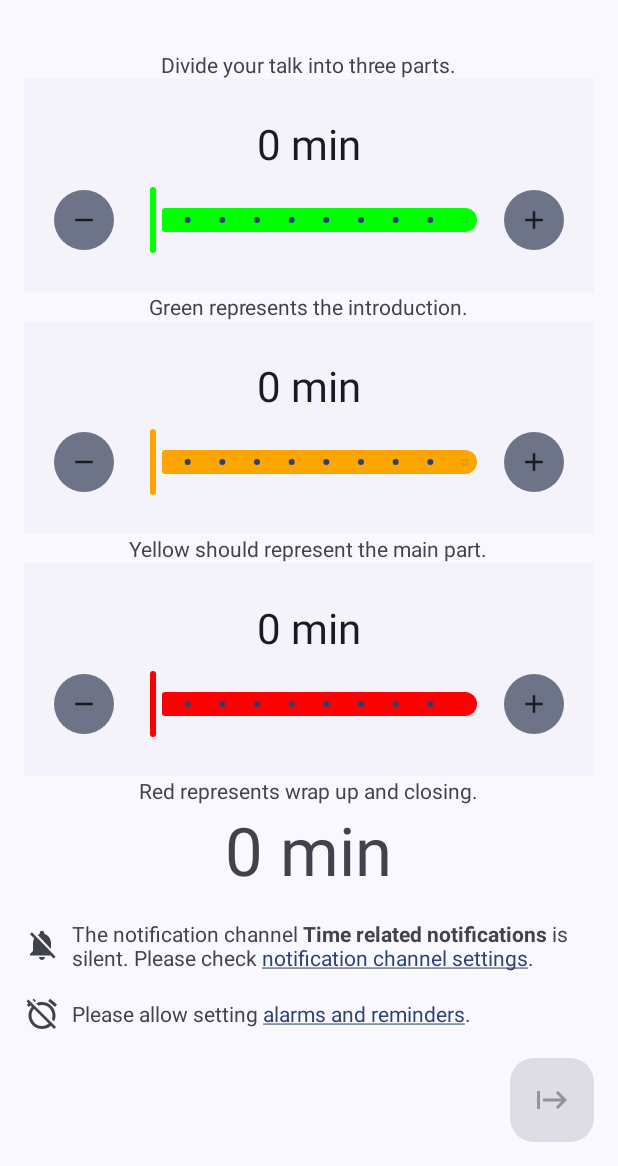
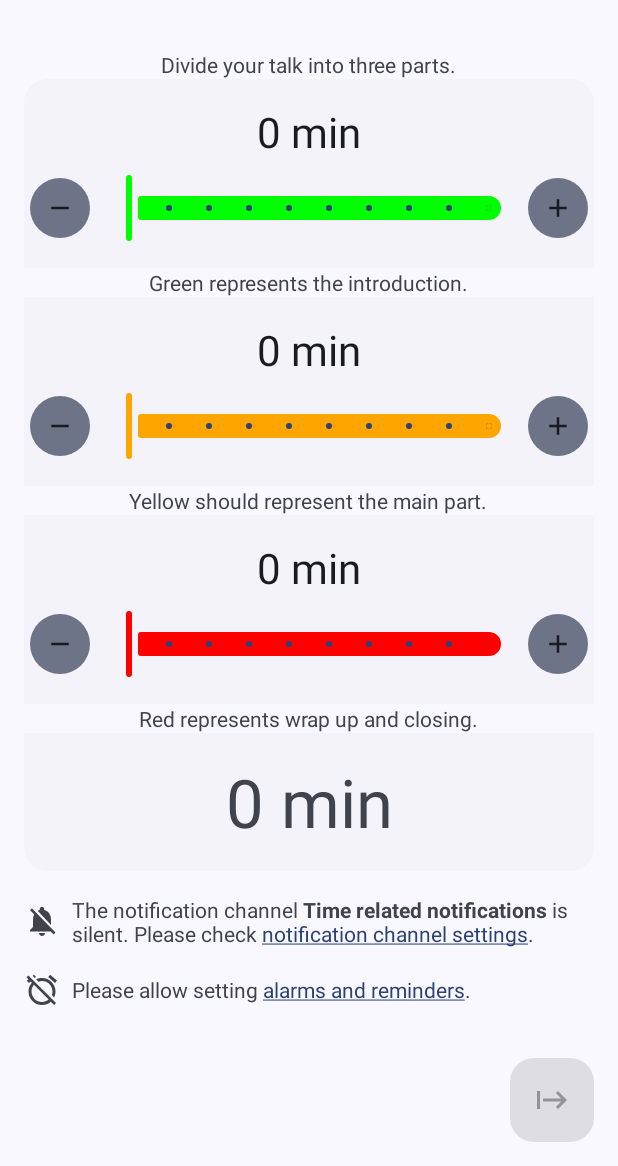
Before and after one commit to tkuenneth/mintime, an Android app: the screen it shows after launch (MinTime), on a phone screen of 412 x 824 dp, the part 70-1236 px from its top. Run offline under Robolectric (Android 15) with nearby library versions, the phone set to English and light mode, and no system bars; libraries missing offline, so code that uses them is left out: androidx.window.java; 2 statements that could not run were skipped.

Commit message:
Adding more Material 3 Expressive flair

```diff
--- a/app/src/main/java/com/thomaskuenneth/mintime/Counter.java
+++ b/app/src/main/java/com/thomaskuenneth/mintime/Counter.java
@@ -98,11 +98,6 @@ public class Counter extends FrameLayout {
             }
             updateUIAndNotifyListener(false);
         });
-
-        int expressiveBackgroundColor = MaterialColors.getColor(context, com.google.android.material.R.attr.colorSurfaceContainerLow, Color.DKGRAY);
-        counter.setBackgroundColor(expressiveBackgroundColor);
-        int padding = (int) (16 * getResources().getDisplayMetrics().density);
-        counter.setPadding(padding, padding, padding, padding);
     }
 
     public long getValueInMillis() {
--- /dev/null
+++ b/app/src/main/res/drawable/bottom_corners.xml
@@ -0,0 +1,6 @@
+<?xml version="1.0" encoding="utf-8"?>
+<shape xmlns:android="http://schemas.android.com/apk/res/android">
+    <corners
+        android:bottomLeftRadius="@dimen/corner_radius"
+        android:bottomRightRadius="@dimen/corner_radius" />
+</shape>
--- /dev/null
+++ b/app/src/main/res/drawable/top_corners.xml
@@ -0,0 +1,6 @@
+<?xml version="1.0" encoding="utf-8"?>
+<shape xmlns:android="http://schemas.android.com/apk/res/android">
+    <corners
+        android:topLeftRadius="@dimen/corner_radius"
+        android:topRightRadius="@dimen/corner_radius" />
+</shape>
--- a/app/src/main/res/layout/counter.xml
+++ b/app/src/main/res/layout/counter.xml
@@ -4,8 +4,8 @@
     android:id="@+id/counter"
     android:layout_width="match_parent"
     android:layout_height="wrap_content"
-    android:paddingTop="8dp"
-    android:paddingBottom="8dp">
+    android:paddingTop="16dp"
+    android:paddingBottom="16dp">
 
     <com.google.android.material.button.MaterialButton
         android:id="@+id/minus"
--- a/app/src/main/res/layout/main.xml
+++ b/app/src/main/res/layout/main.xml
@@ -1,9 +1,9 @@
 <?xml version="1.0" encoding="utf-8"?>
 <androidx.coordinatorlayout.widget.CoordinatorLayout xmlns:android="http://schemas.android.com/apk/res/android"
     xmlns:app="http://schemas.android.com/apk/res-auto"
+    xmlns:tools="http://schemas.android.com/tools"
     android:layout_width="match_parent"
     android:layout_height="match_parent"
-    xmlns:tools="http://schemas.android.com/tools"
     android:keepScreenOn="true">
 
     <FrameLayout
@@ -39,66 +39,73 @@
                             android:layout_centerHorizontal="true"
                             android:text="@string/info1" />
 
+                        <LinearLayout
+                            android:id="@+id/counters_group"
+                            android:layout_width="match_parent"
+                            android:layout_height="wrap_content"
+                            android:layout_below="@id/info1"
+                            android:orientation="vertical">
+
                             <com.thomaskuenneth.mintime.Counter
                                 android:id="@+id/counter1"
                                 android:layout_width="match_parent"
                                 android:layout_height="wrap_content"
-                            android:layout_below="@id/info1"
+                                android:background="@drawable/top_corners"
+                                android:backgroundTint="?attr/colorSurfaceContainerLow"
                                 custom:mintime_color="@color/green" />
 
                             <TextView
                                 android:id="@+id/info2"
                                 android:layout_width="wrap_content"
                                 android:layout_height="wrap_content"
-                            android:layout_below="@id/counter1"
-                            android:layout_centerHorizontal="true"
+                                android:layout_gravity="center_horizontal"
                                 android:text="@string/info2" />
 
                             <com.thomaskuenneth.mintime.Counter
                                 android:id="@+id/counter2"
                                 android:layout_width="match_parent"
                                 android:layout_height="wrap_content"
-                            android:layout_below="@id/info2"
+                                android:background="?attr/colorSurfaceContainerLow"
                                 custom:mintime_color="@color/orange" />
 
                             <TextView
                                 android:id="@+id/info3"
                                 android:layout_width="wrap_content"
                                 android:layout_height="wrap_content"
-                            android:layout_below="@id/counter2"
-                            android:layout_centerHorizontal="true"
+                                android:layout_gravity="center_horizontal"
                                 android:text="@string/info3" />
 
                             <com.thomaskuenneth.mintime.Counter
                                 android:id="@+id/counter3"
                                 android:layout_width="match_parent"
                                 android:layout_height="wrap_content"
-                            android:layout_below="@id/info3"
+                                android:background="?attr/colorSurfaceContainerLow"
                                 custom:mintime_color="@color/red" />
 
                             <TextView
                                 android:id="@+id/info4"
                                 android:layout_width="wrap_content"
                                 android:layout_height="wrap_content"
-                            android:layout_below="@id/counter3"
-                            android:layout_centerHorizontal="true"
+                                android:layout_gravity="center_horizontal"
                                 android:text="@string/info4" />
 
                             <TextView
                                 android:id="@+id/total"
-                            android:layout_width="wrap_content"
+                                android:layout_width="match_parent"
                                 android:layout_height="wrap_content"
-                            android:layout_below="@id/info4"
-                            android:layout_centerHorizontal="true"
-                            android:layout_gravity="center_horizontal"
+                                android:background="@drawable/bottom_corners"
+                                android:padding="16dp"
+                                android:backgroundTint="?attr/colorSurfaceContainerLow"
+                                android:gravity="center"
                                 android:textAlignment="center"
                                 android:textSize="20pt" />
+                        </LinearLayout>
 
                         <TextView
                             android:id="@+id/info"
                             android:layout_width="match_parent"
                             android:layout_height="wrap_content"
-                            android:layout_below="@id/total"
+                            android:layout_below="@id/counters_group"
                             android:layout_marginTop="16dp"
                             android:layout_marginBottom="0dp"
                             android:drawablePadding="8dp"
@@ -134,11 +141,11 @@
                     android:layout_width="wrap_content"
                     android:layout_height="wrap_content"
                     android:layout_gravity="end|bottom"
-                    tools:layout_margin="16dp"
                     android:contentDescription="@string/start"
                     android:minWidth="48dp"
                     android:minHeight="48dp"
-                    android:src="@drawable/baseline_start_24" />
+                    android:src="@drawable/baseline_start_24"
+                    tools:layout_margin="16dp" />
 
             </FrameLayout>
 
--- /dev/null
+++ b/app/src/main/res/values/dimens.xml
@@ -0,0 +1,4 @@
+<?xml version="1.0" encoding="utf-8"?>
+<resources>
+    <dimen name="corner_radius">16dp</dimen>
+</resources>
```
Lines whose indentation alone changed are shown as unchanged.
